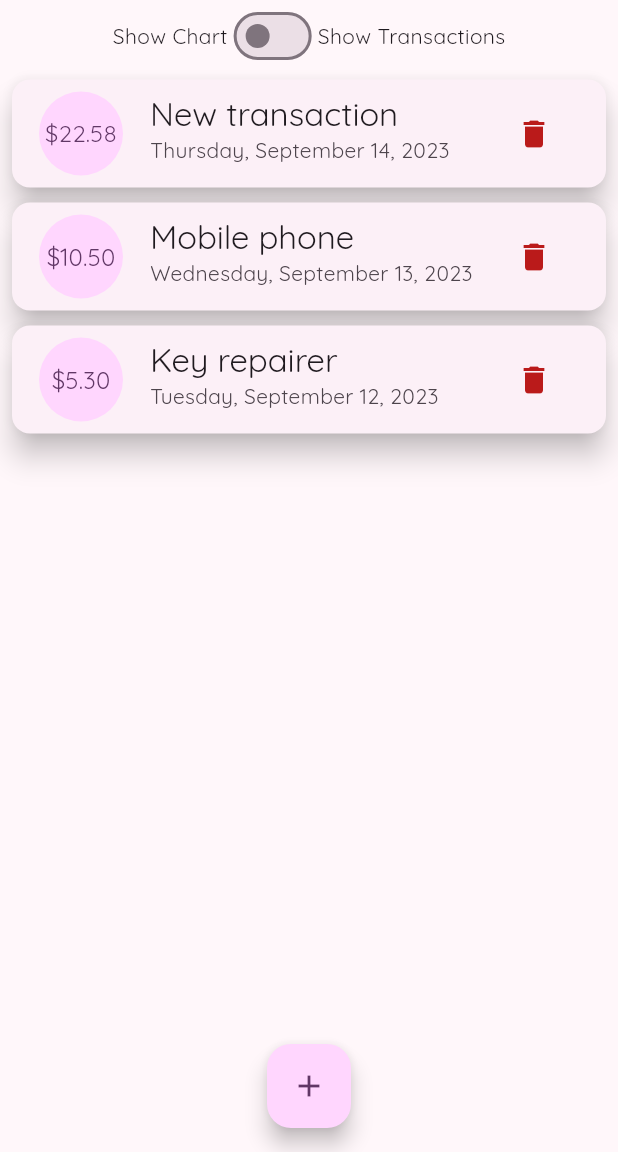
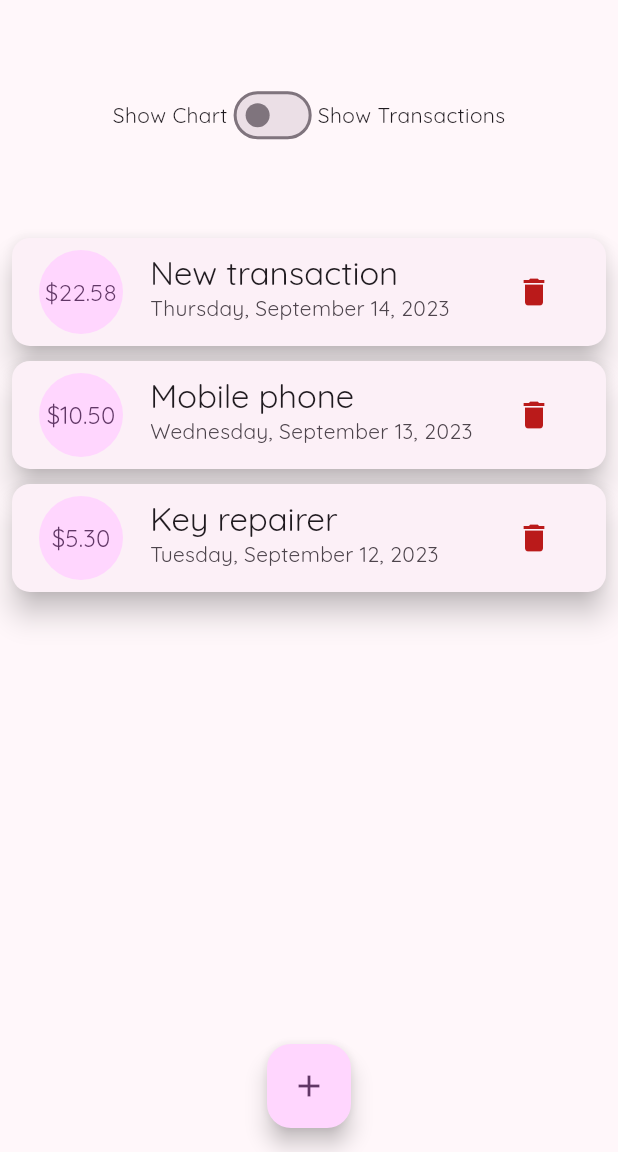
Before and after one commit to RimidalU/spending-during-the-week, a Flutter app: the screen it shows after launch, on a phone screen of 412 x 824 dp, the part 84-1236 px from its top. Run offline on Flutter 3.47's test engine with Material 2 defaults, Android fonts, the phone set to English and light mode, and no system bars.

Commit message:
refactor: change chart/transaction switcher layout

```diff
--- a/lib/main.dart
+++ b/lib/main.dart
@@ -108,7 +108,12 @@ class _MyHomePageState extends State<MyHomePage> {
       body: SingleChildScrollView(
         child: Column(
           children: [
-            Row(
+            SizedBox(
+              height: (MediaQuery.of(context).size.height -
+                      appBar.preferredSize.height -
+                      MediaQuery.of(context).padding.top) *
+                  0.2,
+              child: Row(
                 mainAxisAlignment: MainAxisAlignment.center,
                 children: [
                   const Text(
@@ -127,6 +132,7 @@ class _MyHomePageState extends State<MyHomePage> {
                     style: TextStyle(),
                   )
                 ],
+              ),
             ),
             _showChart
                 ? SizedBox(
```
Lines whose indentation alone changed are shown as unchanged.
